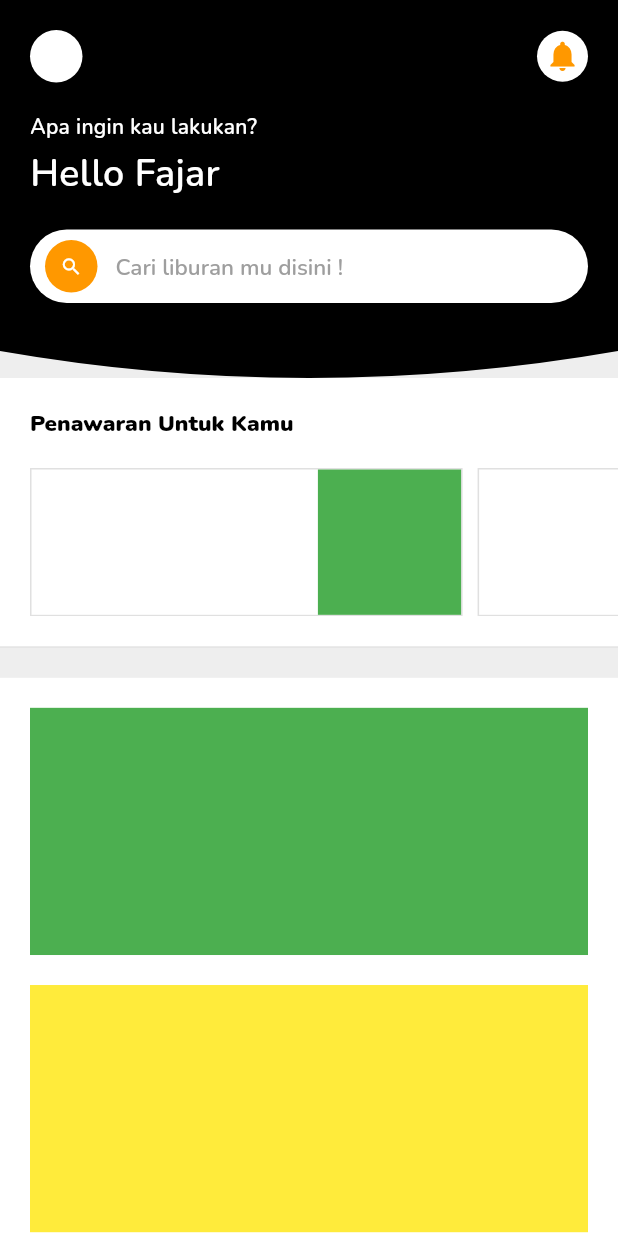
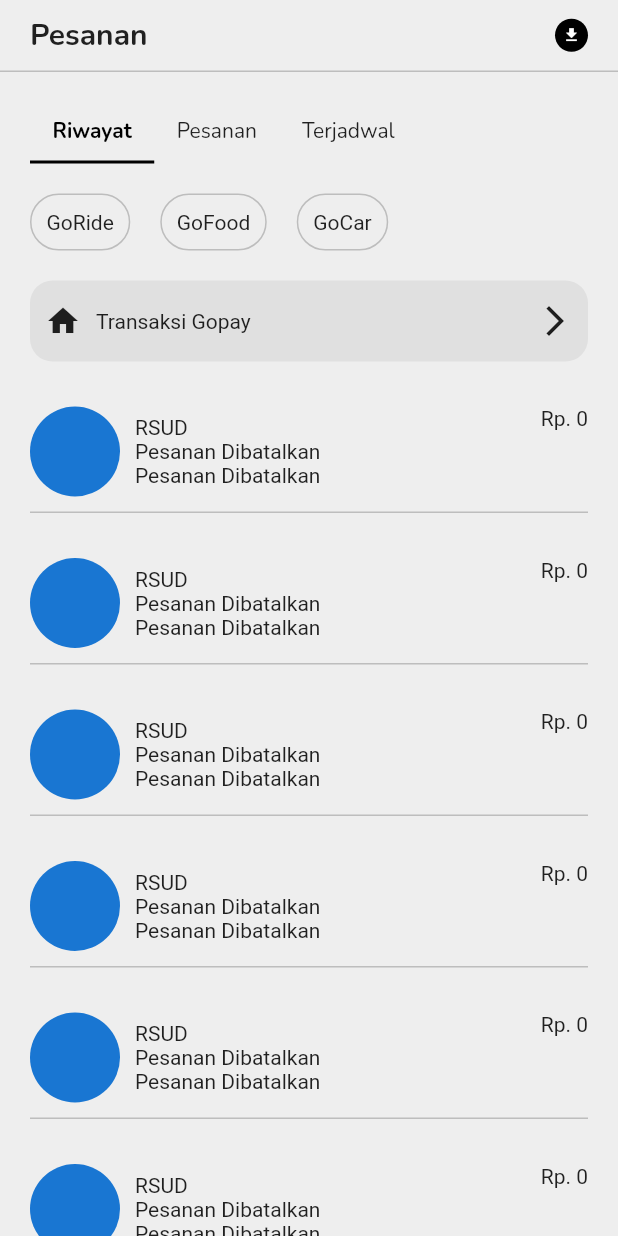
Before and after one commit to animusphere1/skripsi, a Flutter app: the screen it shows after launch, on a phone screen of 412 x 824 dp. Run offline on Flutter 3.47's test engine with Material 2 defaults, Android fonts, the phone set to English and light mode, and no system bars; our stand-ins replace get, google_fonts; missing offline and left inert: midtrans_sdk.

Commit message:
push 11 - 01 -23

```diff
--- a/mobile/mobile/lib/ui/page/home/home.dart
+++ b/mobile/mobile/lib/ui/page/home/home.dart
@@ -1,8 +1,4 @@
-import 'dart:ui';
-
 import 'package:flutter/material.dart';
-import 'package:google_fonts/google_fonts.dart';
-import 'package:mobile/main.dart';
 import 'package:mobile/ui/utils/fonts.dart';
 import 'package:mobile/ui/utils/size.dart';
 
@@ -13,261 +9,197 @@ class HomePage extends StatelessWidget {
   Widget build(BuildContext context) {
     return SafeArea(
       child: Scaffold(
-        body: ScrollConfiguration(
-          behavior: RemoveScrollGlow(),
-          child: SingleChildScrollView(
-            child: Column(
-              crossAxisAlignment: CrossAxisAlignment.start,
-              mainAxisAlignment: MainAxisAlignment.center,
+        body: Column(
           children: [
-                _appBar(context),
             Container(
-                  width: widthSize(context),
-                  padding: const EdgeInsets.symmetric(vertical: 20),
               decoration: BoxDecoration(
-                    color: Theme.of(context).backgroundColor,
                 border: Border(
                   bottom: BorderSide(
-                        color: Colors.grey.withOpacity(0.3),
-                        width: 1.0,
+                    color: Colors.grey.shade400,
                   ),
                 ),
               ),
-                  child: Column(
-                    crossAxisAlignment: CrossAxisAlignment.start,
+              padding: const EdgeInsets.symmetric(
+                horizontal: 20,
+                vertical: 10,
+              ),
+              child: Row(
+                mainAxisAlignment: MainAxisAlignment.spaceBetween,
                 children: [
-                      Padding(
-                        padding: const EdgeInsets.symmetric(horizontal: 20),
-                        child: Text(
-                          'Penawaran Untuk Kamu',
+                  Text(
+                    'Pesanan',
                     style: googleFontsNunito().copyWith(
-                            fontWeight: FontWeight.w900,
-                            color: Colors.black,
-                            fontSize: 15,
+                      fontSize: 20,
+                      fontWeight: FontWeight.bold,
                     ),
                   ),
+                  Container(
+                    padding: const EdgeInsets.all(5),
+                    decoration: const BoxDecoration(
+                      color: Colors.black,
+                      shape: BoxShape.circle,
                     ),
-                      const SizedBox(
-                        height: 20,
-                      ),
-                      SizedBox(
-                        height: heightSize(context) * 0.12,
-                        child: ListView.builder(
-                          itemCount: 10,
-                          padding: const EdgeInsets.symmetric(horizontal: 20),
-                          scrollDirection: Axis.horizontal,
-                          itemBuilder: (context, index) => Container(
-                            width: widthSize(context) * 0.35,
-                            margin: const EdgeInsets.only(
-                              right: 10,
-                            ),
-                            decoration: BoxDecoration(
-                              border: Border.all(
-                                color: Colors.grey.shade300,
-                              ),
-                            ),
-                            child: Row(
-                              children: [
-                                Expanded(
-                                  flex: 2,
-                                  child: Container(),
-                                ),
-                                Expanded(
-                                  flex: 1,
-                                  child: Container(
-                                    decoration: BoxDecoration(
-                                        color: index.isEven
-                                            ? Colors.green
-                                            : Colors.yellow),
+                    child: const Icon(
+                      Icons.download,
+                      color: Colors.white,
+                      size: 12,
                     ),
                   ),
                 ],
               ),
+            ),
+            const SizedBox(height: 20),
+            Padding(
+              padding: const EdgeInsets.only(left: 20),
+              child: Row(
+                crossAxisAlignment: CrossAxisAlignment.start,
+                children: [
+                  ...['Riwayat', 'Pesanan', 'Terjadwal'].map(
+                    (e) => Container(
+                      alignment: Alignment.center,
+                      padding: const EdgeInsets.only(
+                        left: 15,
+                        right: 15,
+                        bottom: 10,
+                        top: 10,
+                      ),
+                      decoration: BoxDecoration(
+                        border: Border(
+                          bottom: e.toLowerCase() == 'riwayat'
+                              ? const BorderSide(
+                                  color: Colors.black,
+                                  width: 2,
+                                )
+                              : const BorderSide(
+                                  color: Colors.transparent,
+                                ),
+                        ),
+                      ),
+                      child: Text(
+                        e,
+                        style: e.toLowerCase() == 'riwayat'
+                            ? googleFontsNunito().copyWith(
+                                fontWeight: FontWeight.bold,
+                                color: Colors.black,
+                              )
+                            : googleFontsNunito(),
                       ),
                     ),
                   ),
                 ],
               ),
             ),
-                const SizedBox(
-                  height: 20,
+            const SizedBox(height: 20),
+            Padding(
+              padding: const EdgeInsets.symmetric(horizontal: 20),
+              child: Row(
+                children: ['GoRide', 'GoFood', 'GoCar']
+                    .map(
+                      (e) => Container(
+                        margin: const EdgeInsets.only(right: 20),
+                        padding: const EdgeInsets.symmetric(
+                          horizontal: 10,
+                          vertical: 10,
                         ),
-                Container(
-                  color: Colors.white,
-                  padding: const EdgeInsets.symmetric(
-                    horizontal: 20,
-                    vertical: 20,
+                        decoration: BoxDecoration(
+                          color: Colors.grey.shade200,
+                          border: Border.all(
+                            color: Colors.grey.shade400,
                           ),
-                  child: ListView(
-                    physics: const NeverScrollableScrollPhysics(),
-                    shrinkWrap: true,
-                    children: [
-                      ...List.generate(
-                        10,
-                        (index) => Container(
-                          height: heightSize(context) * 0.2,
-                          color: index.isEven ? Colors.green : Colors.yellow,
-                          margin: EdgeInsets.only(bottom: 20),
+                          borderRadius: const BorderRadius.all(
+                            Radius.circular(20),
+                          ),
+                        ),
+                        child: Text(e),
                       ),
                     )
+                    .toList(),
+              ),
+            ),
+            const SizedBox(height: 20),
+            Padding(
+              padding: const EdgeInsets.symmetric(horizontal: 20),
+              child: Container(
+                width: widthSize(context),
+                padding: const EdgeInsets.symmetric(
+                  horizontal: 10,
+                  vertical: 15,
+                ),
+                decoration: BoxDecoration(
+                  color: Colors.grey.shade300,
+                  borderRadius: const BorderRadius.all(
+                    Radius.circular(15),
+                  ),
+                ),
+                child: Row(
+                  mainAxisAlignment: MainAxisAlignment.spaceBetween,
+                  children: [
+                    Row(
+                      children: [
+                        const Icon(
+                          Icons.home,
+                        ),
+                        const SizedBox(width: 10),
+                        const Text('Transaksi Gopay'),
+                      ],
+                    ),
+                    const Icon(Icons.arrow_forward_ios),
                   ],
                 ),
               ),
+            ),
+            const SizedBox(height: 20),
+            Expanded(
+              child: ListView.builder(
+                itemCount: 10,
+                shrinkWrap: true,
+                itemBuilder: (context, index) => Padding(
+                  padding: const EdgeInsets.symmetric(horizontal: 20),
+                  child: Container(
+                    width: widthSize(context),
+                    margin: const EdgeInsets.only(bottom: 20),
+                    padding: const EdgeInsets.symmetric(
+                      vertical: 10,
+                    ),
+                    decoration: BoxDecoration(
+                      border: Border(
+                        bottom: BorderSide(
+                          color: Colors.grey.shade400,
+                        ),
+                      ),
+                    ),
+                    child: Row(
+                      crossAxisAlignment: CrossAxisAlignment.start,
+                      mainAxisAlignment: MainAxisAlignment.spaceBetween,
+                      children: [
+                        Row(
+                          children: [
+                            const CircleAvatar(
+                              radius: 30,
+                            ),
+                            const SizedBox(
+                              width: 10,
+                            ),
+                            Column(
+                              crossAxisAlignment: CrossAxisAlignment.start,
+                              children: [
+                                const Text('RSUD'),
+                                const Text('Pesanan Dibatalkan'),
+                                const Text('Pesanan Dibatalkan'),
+                              ],
+                            ),
+                          ],
+                        ),
+                        const Text('Rp. 0'),
                       ],
                     ),
                   ),
                 ),
               ),
-    );
-  }
-
-  Widget _appBar(BuildContext context) {
-    return ClipPath(
-      clipper: ClipPathClass(),
-      child: Container(
-        padding: const EdgeInsets.only(
-          left: 20,
-          right: 20,
-          top: 20,
-          bottom: 50,
-        ),
-        decoration: BoxDecoration(
-          color: Theme.of(context).cardColor,
-        ),
-        child: Column(
-          crossAxisAlignment: CrossAxisAlignment.start,
-          children: [
-            Row(
-              mainAxisAlignment: MainAxisAlignment.spaceBetween,
-              children: [
-                Container(
-                  height: 35,
-                  width: 35,
-                  decoration: const BoxDecoration(
-                    shape: BoxShape.circle,
-                    color: Colors.white,
-                  ),
-                ),
-                Container(
-                  padding: const EdgeInsets.all(5),
-                  decoration: BoxDecoration(
-                    shape: BoxShape.circle,
-                    color: Theme.of(context).backgroundColor,
-                  ),
-                  child: const Icon(
-                    Icons.notifications,
-                    color: Colors.orange,
-                  ),
-                ),
-              ],
-            ),
-            const SizedBox(height: 20),
-            Text(
-              'Apa ingin kau lakukan?',
-              style: googleFontsNunito().copyWith(
-                color: Theme.of(context).backgroundColor,
-                fontWeight: FontWeight.w600,
-                letterSpacing: 0.2,
-              ),
-            ),
-            const SizedBox(height: 5),
-            Text(
-              'Hello Fajar',
-              style: googleFontsNunito().copyWith(
-                color: Theme.of(context).backgroundColor,
-                fontWeight: FontWeight.w600,
-                fontSize: 25,
-                letterSpacing: 0.2,
-              ),
-            ),
-            const SizedBox(height: 20),
-            Container(
-              padding: const EdgeInsets.symmetric(
-                horizontal: 10,
-                vertical: 7,
-              ),
-              decoration: BoxDecoration(
-                color: Theme.of(context).backgroundColor,
-                borderRadius: const BorderRadius.all(
-                  Radius.circular(25),
-                ),
-              ),
-              child: Row(
-                children: [
-                  GestureDetector(
-                    onTap: () {
-                      print('tertap');
-                    },
-                    child: Container(
-                      padding: const EdgeInsets.all(10),
-                      decoration: const BoxDecoration(
-                        color: Colors.orange,
-                        shape: BoxShape.circle,
-                      ),
-                      child: Icon(
-                        Icons.search,
-                        size: 15,
-                        color: Theme.of(context).backgroundColor,
-                      ),
-                    ),
-                  ),
-                  const SizedBox(width: 12),
-                  Expanded(
-                    child: TextField(
-                      maxLines: 1,
-                      onSubmitted: (value) {},
-                      onTap: () {},
-                      enabled: false,
-                      textInputAction: TextInputAction.search,
-                      decoration: InputDecoration.collapsed(
-                        hintText: 'Cari liburan mu disini !',
-                        hintStyle: googleFontsNunito().copyWith(
-                          color: Colors.grey.shade500,
-                          fontWeight: FontWeight.w600,
-                          fontSize: 15,
-                          height: 1.4,
-                        ),
-                      ),
-                      style: googleFontsNunito().copyWith(
-                        color: Colors.black,
-                        fontWeight: FontWeight.w600,
-                        fontSize: 15,
-                        height: 1.4,
-                      ),
-                    ),
-                  ),
-                ],
-              ),
-            ),
+            )
           ],
         ),
       ),
     );
   }
 }
-
-class ClipPathClass extends CustomClipper<Path> {
-  @override
-  Path getClip(Size size) {
-    var path = Path();
-    path.lineTo(0.0, size.height - 18);
-
-    var firstControlPoint = Offset(size.width / 4, size.height);
-    var firstPoint = Offset(size.width / 2, size.height);
-    path.quadraticBezierTo(firstControlPoint.dx, firstControlPoint.dy,
-        firstPoint.dx, firstPoint.dy);
-
-    var secondControlPoint = Offset(size.width - (size.width / 4), size.height);
-    var secondPoint = Offset(size.width, size.height - 18);
-    path.quadraticBezierTo(secondControlPoint.dx, secondControlPoint.dy,
-        secondPoint.dx, secondPoint.dy);
-
-    path.lineTo(size.width, 0.0);
-    path.close();
-
-    return path;
-  }
-
-  @override
-  bool shouldReclip(CustomClipper<Path> oldClipper) => false;
-}
```
Also changed, not shown: 7 other files. Lines whose indentation alone changed are shown as unchanged.
